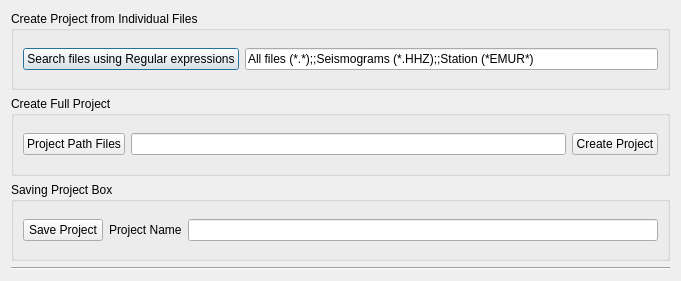
This is isp/resources/designer_uis/Project.ui in ProjectISP/ISP as Qt 5 draws it before an edit. The edited form follows.
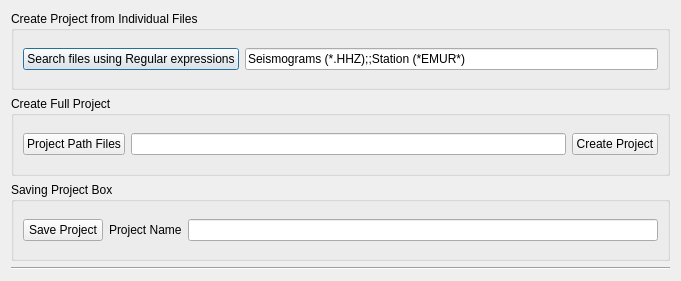
This is the edited form.

Commit message: Included tips to the Project creations GUI

Diff of the .ui file:
```diff
--- a/isp/resources/designer_uis/Project.ui
+++ b/isp/resources/designer_uis/Project.ui
@@ -23,7 +23,7 @@
       <item row="0" column="1">
        <widget class="QLineEdit" name="rootPathForm_inv">
         <property name="text">
-         <string>All files (*.*);;Seismograms (*.HHZ);;Station (*EMUR*)</string>
+         <string>Seismograms (*.HHZ);;Station (*EMUR*)</string>
         </property>
        </widget>
       </item>
```
Left out of the diff: 12 changed lines with no effect on the pictures. The commit also changes 1 other file.
